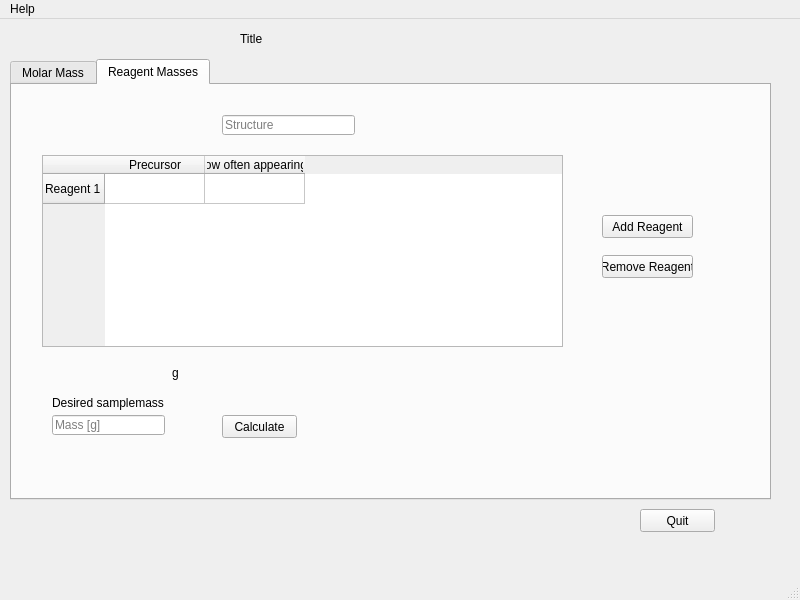
Qt form mainwindow.ui (LauKr/Tellurium) before a commit.
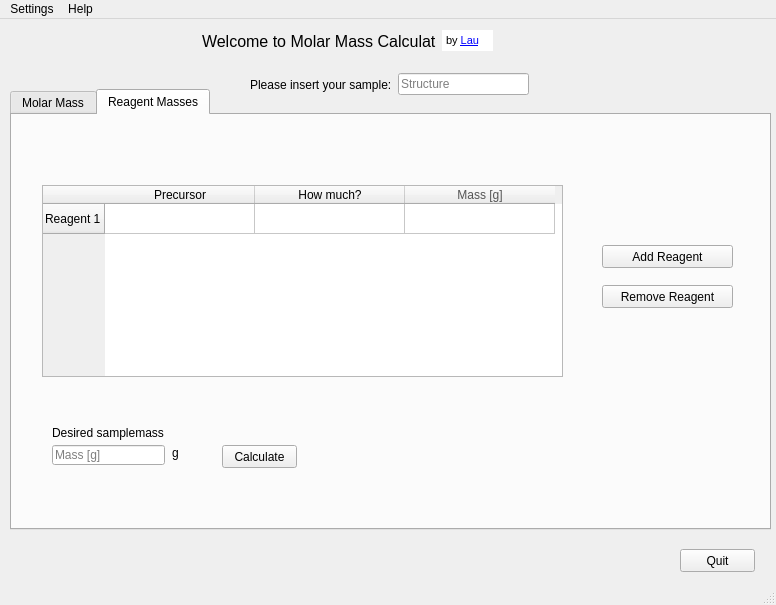
The same form after that commit. Icons and pictures are not drawn.

The edit to the form file:
```diff
--- a/mainwindow.ui
+++ b/mainwindow.ui
@@ -6,8 +6,8 @@
    <rect>
     <x>0</x>
     <y>0</y>
-    <width>800</width>
-    <height>600</height>
+    <width>776</width>
+    <height>605</height>
    </rect>
   </property>
   <property name="windowTitle">
@@ -17,32 +17,37 @@
    <iconset>
     <normaloff>C:/Users/Lau/Desktop/Website/Logo.png</normaloff>C:/Users/Lau/Desktop/Website/Logo.png</iconset>
   </property>
+  <property name="locale">
+   <locale language="English" country="Germany"/>
+  </property>
   <widget class="QWidget" name="centralwidget">
-   <widget class="QLabel" name="label">
-    <property name="geometry">
-     <rect>
-      <x>240</x>
-      <y>10</y>
-      <width>351</width>
-      <height>20</height>
-     </rect>
-    </property>
-    <property name="text">
-     <string>Title</string>
-    </property>
-   </widget>
    <widget class="QPushButton" name="exit_button">
     <property name="geometry">
      <rect>
-      <x>640</x>
-      <y>490</y>
+      <x>680</x>
+      <y>530</y>
       <width>75</width>
       <height>23</height>
      </rect>
     </property>
+    <property name="font">
+     <font>
+      <strikeout>false</strikeout>
+      <kerning>true</kerning>
+     </font>
+    </property>
+    <property name="autoFillBackground">
+     <bool>false</bool>
+    </property>
     <property name="text">
      <string>Quit</string>
     </property>
+    <property name="checkable">
+     <bool>false</bool>
+    </property>
+    <property name="default">
+     <bool>false</bool>
+    </property>
     <property name="flat">
      <bool>false</bool>
     </property>
@@ -51,11 +56,14 @@
     <property name="geometry">
      <rect>
       <x>10</x>
-      <y>40</y>
+      <y>70</y>
       <width>761</width>
       <height>441</height>
      </rect>
     </property>
+    <property name="autoFillBackground">
+     <bool>true</bool>
+    </property>
     <property name="tabPosition">
      <enum>QTabWidget::North</enum>
     </property>
@@ -87,8 +95,8 @@
      <widget class="QLabel" name="label_2">
       <property name="geometry">
        <rect>
-        <x>40</x>
-        <y>110</y>
+        <x>30</x>
+        <y>100</y>
         <width>391</width>
         <height>20</height>
        </rect>
@@ -97,40 +105,66 @@
        <string>Calculated Molar Mass</string>
       </property>
      </widget>
-     <widget class="QWidget" name="">
+     <widget class="QPushButton" name="calc_button">
+      <property name="enabled">
+       <bool>true</bool>
+      </property>
       <property name="geometry">
        <rect>
-        <x>42</x>
-        <y>70</y>
-        <width>216</width>
-        <height>25</height>
+        <x>30</x>
+        <y>40</y>
+        <width>150</width>
+        <height>23</height>
        </rect>
       </property>
-      <layout class="QHBoxLayout" name="horizontalLayout">
-       <item>
-        <widget class="QLineEdit" name="input_name">
-         <property name="text">
-          <string/>
-         </property>
-         <property name="placeholderText">
-          <string>Structure</string>
-         </property>
-         <property name="clearButtonEnabled">
-          <bool>false</bool>
-         </property>
-        </widget>
-       </item>
-       <item>
-        <widget class="QPushButton" name="calc_button">
-         <property name="enabled">
-          <bool>true</bool>
-         </property>
-         <property name="text">
-          <string>Calculate</string>
-         </property>
-        </widget>
-       </item>
-      </layout>
+      <property name="text">
+       <string>Calculate molar mass</string>
+      </property>
+     </widget>
+     <widget class="QTableWidget" name="dataframe">
+      <property name="geometry">
+       <rect>
+        <x>140</x>
+        <y>160</y>
+        <width>431</width>
+        <height>192</height>
+       </rect>
+      </property>
+      <property name="autoFillBackground">
+       <bool>true</bool>
+      </property>
+      <property name="frameShape">
+       <enum>QFrame::StyledPanel</enum>
+      </property>
+      <property name="frameShadow">
+       <enum>QFrame::Sunken</enum>
+      </property>
+      <attribute name="horizontalHeaderStretchLastSection">
+       <bool>true</bool>
+      </attribute>
+      <attribute name="verticalHeaderStretchLastSection">
+       <bool>false</bool>
+      </attribute>
+      <column>
+       <property name="text">
+        <string>Element</string>
+       </property>
+      </column>
+      <column>
+       <property name="text">
+        <string>Molar mass</string>
+       </property>
+      </column>
+      <column>
+       <property name="text">
+        <string>Quantity</string>
+       </property>
+      </column>
+      <column>
+       <property name="text">
+        <string>Total molar mass</string>
+       </property>
+      </column>
      </widget>
     </widget>
     <widget class="QWidget" name="tab_2">
@@ -146,6 +180,39 @@
         <height>192</height>
        </rect>
       </property>
+      <property name="autoFillBackground">
+       <bool>true</bool>
+      </property>
+      <property name="showGrid">
+       <bool>true</bool>
+      </property>
+      <property name="gridStyle">
+       <enum>Qt::SolidLine</enum>
+      </property>
+      <property name="sortingEnabled">
+       <bool>false</bool>
+      </property>
+      <property name="columnCount">
+       <number>3</number>
+      </property>
+      <attribute name="horizontalHeaderCascadingSectionResizes">
+       <bool>false</bool>
+      </attribute>
+      <attribute name="horizontalHeaderDefaultSectionSize">
+       <number>150</number>
+      </attribute>
+      <attribute name="horizontalHeaderMinimumSectionSize">
+       <number>60</number>
+      </attribute>
+      <attribute name="horizontalHeaderShowSortIndicator" stdset="0">
+       <bool>false</bool>
+      </attribute>
+      <attribute name="horizontalHeaderStretchLastSection">
+       <bool>false</bool>
+      </attribute>
+      <attribute name="verticalHeaderStretchLastSection">
+       <bool>false</bool>
+      </attribute>
       <row>
        <property name="text">
         <string>Reagent 1</string>
@@ -158,10 +225,21 @@
       </column>
       <column>
        <property name="text">
-        <string>How often appearing?</string>
+        <string>How much?</string>
        </property>
-       <property name="textAlignment">
-        <set>AlignCenter</set>
+      </column>
+      <column>
+       <property name="text">
+        <string>Mass [g]</string>
+       </property>
+       <property name="foreground">
+        <brush brushstyle="SolidPattern">
+         <color alpha="255">
+          <red>85</red>
+          <green>85</green>
+          <blue>85</blue>
+         </color>
+        </brush>
        </property>
       </column>
       <item row="0" column="0">
@@ -169,10 +247,13 @@
         <string/>
        </property>
       </item>
-      <item row="0" column="1">
+      <item row="0" column="2">
        <property name="text">
         <string/>
        </property>
+       <property name="flags">
+        <set>ItemIsSelectable|ItemIsEditable|ItemIsDragEnabled|ItemIsDropEnabled|ItemIsUserCheckable</set>
+       </property>
       </item>
      </widget>
      <widget class="QPushButton" name="addRow">
@@ -180,7 +261,7 @@
        <rect>
         <x>590</x>
         <y>130</y>
-        <width>91</width>
+        <width>131</width>
         <height>23</height>
        </rect>
       </property>
@@ -193,7 +274,7 @@
        <rect>
         <x>590</x>
         <y>170</y>
-        <width>91</width>
+        <width>131</width>
         <height>23</height>
        </rect>
       </property>
@@ -223,6 +304,9 @@
         <height>20</height>
        </rect>
       </property>
+      <property name="inputMethodHints">
+       <set>Qt::ImhFormattedNumbersOnly</set>
+      </property>
       <property name="placeholderText">
        <string>Mass [g]</string>
       </property>
@@ -231,7 +315,7 @@
       <property name="geometry">
        <rect>
         <x>160</x>
-        <y>280</y>
+        <y>330</y>
         <width>16</width>
         <height>16</height>
        </rect>
@@ -253,37 +337,118 @@
        <string>Desired samplemass</string>
       </property>
      </widget>
-     <widget class="QLineEdit" name="input_name_2">
-      <property name="geometry">
-       <rect>
-        <x>210</x>
-        <y>30</y>
-        <width>133</width>
-        <height>20</height>
-       </rect>
-      </property>
-      <property name="text">
-       <string/>
-      </property>
-      <property name="placeholderText">
-       <string>Structure</string>
-      </property>
-      <property name="clearButtonEnabled">
-       <bool>false</bool>
-      </property>
-     </widget>
     </widget>
    </widget>
+   <widget class="QWidget" name="layoutWidget">
+    <property name="geometry">
+     <rect>
+      <x>250</x>
+      <y>50</y>
+      <width>279</width>
+      <height>31</height>
+     </rect>
+    </property>
+    <layout class="QHBoxLayout" name="horizontalLayout_2">
+     <item>
+      <widget class="QLabel" name="label_6">
+       <property name="text">
+        <string>Please insert your sample:</string>
+       </property>
+      </widget>
+     </item>
+     <item>
+      <widget class="QLineEdit" name="input_name">
+       <property name="sizePolicy">
+        <sizepolicy hsizetype="MinimumExpanding" vsizetype="Fixed">
+         <horstretch>0</horstretch>
+         <verstretch>0</verstretch>
+        </sizepolicy>
+       </property>
+       <property name="text">
+        <string/>
+       </property>
+       <property name="placeholderText">
+        <string>Structure</string>
+       </property>
+       <property name="clearButtonEnabled">
+        <bool>false</bool>
+       </property>
+      </widget>
+     </item>
+    </layout>
+   </widget>
+   <widget class="QLabel" name="label">
+    <property name="geometry">
+     <rect>
+      <x>202</x>
+      <y>11</y>
+      <width>234</width>
+      <height>23</height>
+     </rect>
+    </property>
+    <property name="font">
+     <font>
+      <pointsize>12</pointsize>
+     </font>
+    </property>
+    <property name="text">
+     <string>Welcome to Molar Mass Calculator</string>
+    </property>
+   </widget>
+   <widget class="QTextBrowser" name="textBrowser">
+    <property name="geometry">
+     <rect>
+      <x>442</x>
+      <y>11</y>
+      <width>51</width>
+      <height>21</height>
+     </rect>
+    </property>
+    <property name="autoFillBackground">
+     <bool>true</bool>
+    </property>
+    <property name="inputMethodHints">
+     <set>Qt::ImhNone</set>
+    </property>
+    <property name="frameShape">
+     <enum>QFrame::NoFrame</enum>
+    </property>
+    <property name="frameShadow">
+     <enum>QFrame::Plain</enum>
+    </property>
+    <property name="lineWidth">
+     <number>0</number>
+    </property>
+    <property name="verticalScrollBarPolicy">
+     <enum>Qt::ScrollBarAlwaysOff</enum>
+    </property>
+    <property name="horizontalScrollBarPolicy">
+     <enum>Qt::ScrollBarAlwaysOff</enum>
+    </property>
+    <property name="html">
+     <string>&lt;!DOCTYPE HTML PUBLIC &quot;-//W3C//DTD HTML 4.0//EN&quot; &quot;http://www.w3.org/TR/REC-html40/strict.dtd&quot;&gt;
+&lt;html&gt;&lt;head&gt;&lt;meta name=&quot;qrichtext&quot; content=&quot;1&quot; /&gt;&lt;style type=&quot;text/css&quot;&gt;
+p, li { white-space: pre-wrap; }
+&lt;/style&gt;&lt;/head&gt;&lt;body style=&quot; font-family:'Segoe UI Light'; font-size:11pt; font-weight:400; font-style:normal;&quot;&gt;
+&lt;p style=&quot; margin-top:0px; margin-bottom:0px; margin-left:0px; margin-right:0px; -qt-block-indent:0; text-indent:0px;&quot;&gt;&lt;span style=&quot; font-family:'MS Shell Dlg 2'; font-size:8.25pt;&quot;&gt;by &lt;/span&gt;&lt;a href=&quot;https://laurenzkruty.de/&quot;&gt;&lt;span style=&quot; font-family:'MS Shell Dlg 2'; font-size:8pt; text-decoration: underline; color:#0000ff;&quot;&gt;Lau&lt;/span&gt;&lt;/a&gt;&lt;/p&gt;&lt;/body&gt;&lt;/html&gt;</string>
+    </property>
+    <property name="openExternalLinks">
+     <bool>true</bool>
+    </property>
+   </widget>
   </widget>
   <widget class="QMenuBar" name="menubar">
    <property name="geometry">
     <rect>
      <x>0</x>
      <y>0</y>
-     <width>800</width>
-     <height>21</height>
+     <width>776</width>
+     <height>26</height>
     </rect>
    </property>
+   <property name="autoFillBackground">
+    <bool>false</bool>
+   </property>
    <widget class="QMenu" name="menuHelp">
     <property name="title">
      <string>Help</string>
@@ -292,6 +457,17 @@
     <addaction name="separator"/>
     <addaction name="actionAbout"/>
    </widget>
+   <widget class="QMenu" name="menuSettings">
+    <property name="styleSheet">
+     <string notr="true"/>
+    </property>
+    <property name="title">
+     <string>Settings</string>
+    </property>
+    <addaction name="actionDark_mode"/>
+    <addaction name="actionLight_mode"/>
+   </widget>
+   <addaction name="menuSettings"/>
    <addaction name="menuHelp"/>
   </widget>
   <widget class="QStatusBar" name="statusbar"/>
@@ -305,6 +481,16 @@
     <string>About</string>
    </property>
   </action>
+  <action name="actionDark_mode">
+   <property name="text">
+    <string>Dark mode</string>
+   </property>
+  </action>
+  <action name="actionLight_mode">
+   <property name="text">
+    <string>Light mode</string>
+   </property>
+  </action>
  </widget>
  <resources/>
  <connections>
```
Left out of the diff: 4 changed lines with no effect on the pictures.
